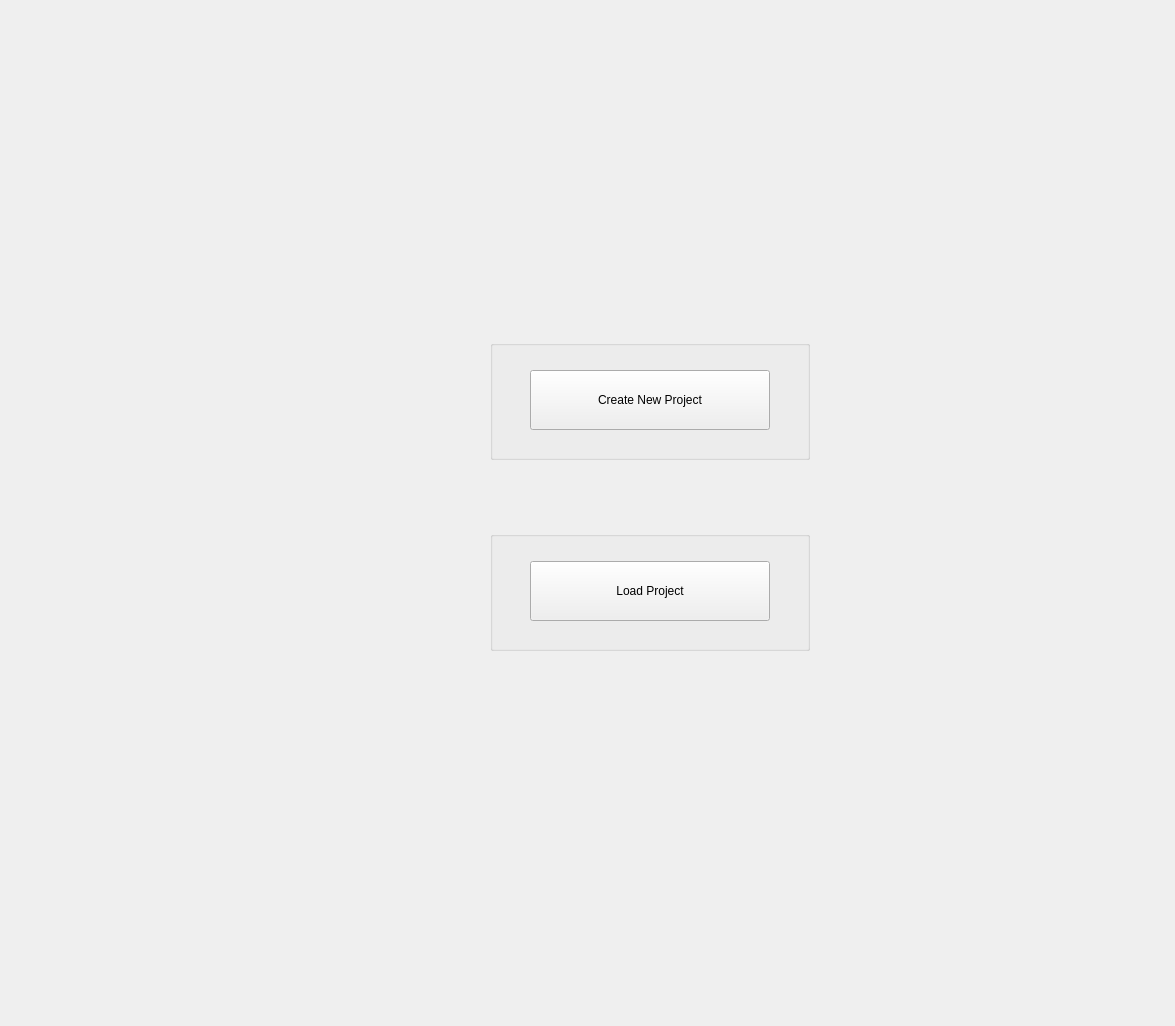
ambrosiasteraceae/cptspy, file gui/uis/home2.ui: the form before one commit.
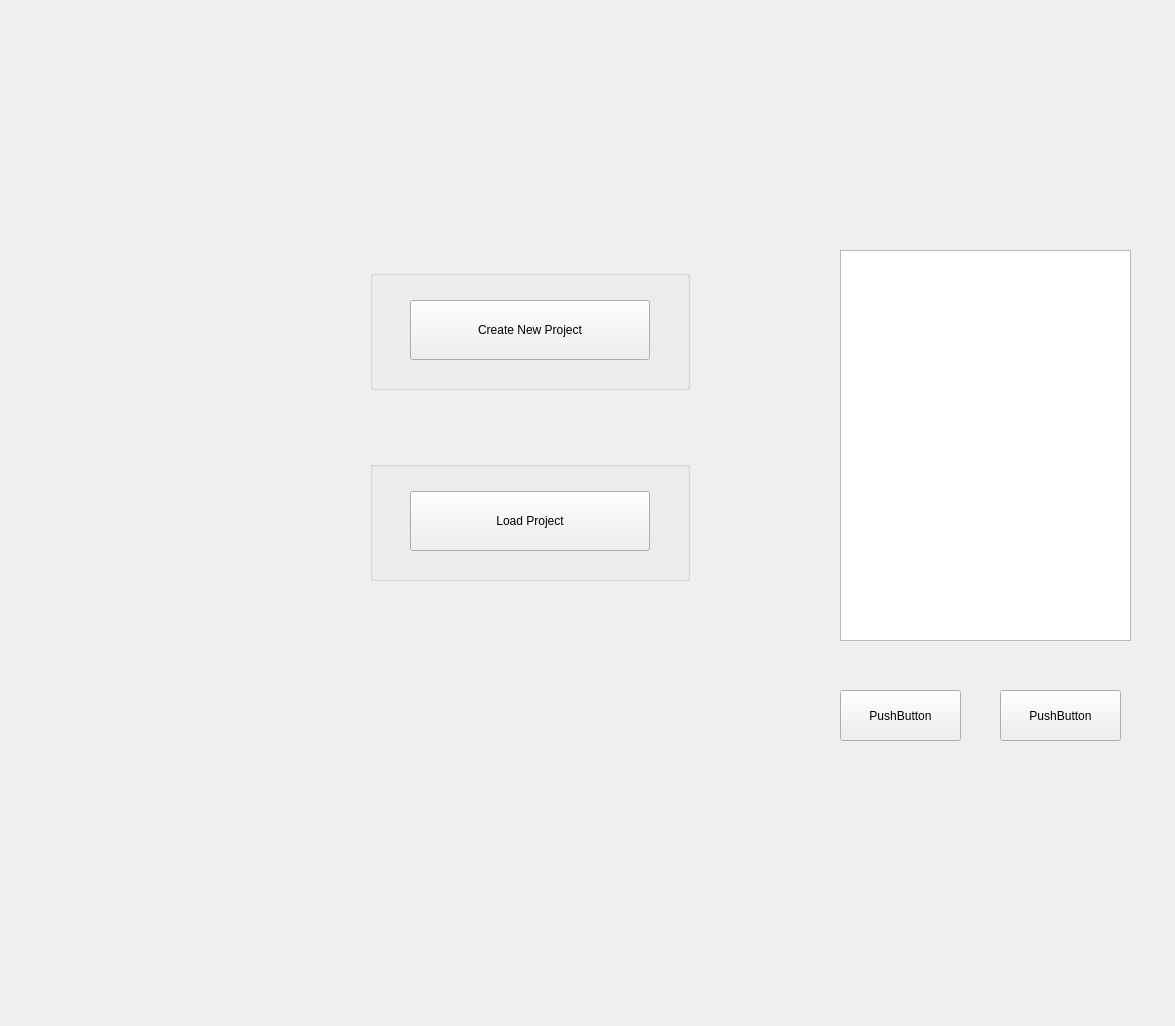
The form after the commit. Custom widgets are drawn as their Qt base class.

Commit message: #Weekend progress. Restructured the code. Made it modular. All widgets load the .ui files Created loading scenarios. there is one small bug when uploading folders in load widget Added plenty of custom messages for user experience Json tree in Proj Requirements needs to be updated, it looks ugly as hell. Report part is still in progress.

```diff
--- a/gui/uis/home2.ui
+++ b/gui/uis/home2.ui
@@ -28,8 +28,8 @@
   <widget class="QWidget" name="verticalLayoutWidget">
    <property name="geometry">
     <rect>
-     <x>400</x>
-     <y>190</y>
+     <x>280</x>
+     <y>120</y>
      <width>501</width>
      <height>611</height>
     </rect>
@@ -239,7 +239,53 @@
     </item>
    </layout>
   </widget>
+  <widget class="TreeView" name="treeView">
+   <property name="enabled">
+    <bool>true</bool>
+   </property>
+   <property name="geometry">
+    <rect>
+     <x>840</x>
+     <y>250</y>
+     <width>291</width>
+     <height>391</height>
+    </rect>
+   </property>
+  </widget>
+  <widget class="QPushButton" name="pushButton">
+   <property name="geometry">
+    <rect>
+     <x>840</x>
+     <y>690</y>
+     <width>121</width>
+     <height>51</height>
+    </rect>
+   </property>
+   <property name="text">
+    <string>PushButton</string>
+   </property>
+  </widget>
+  <widget class="QPushButton" name="pushButton_2">
+   <property name="geometry">
+    <rect>
+     <x>1000</x>
+     <y>690</y>
+     <width>121</width>
+     <height>51</height>
+    </rect>
+   </property>
+   <property name="text">
+    <string>PushButton</string>
+   </property>
+  </widget>
  </widget>
+ <customwidgets>
+  <customwidget>
+   <class>TreeView</class>
+   <extends>QTreeView</extends>
+   <header location="global">newinterfaces</header>
+  </customwidget>
+ </customwidgets>
  <resources/>
  <connections/>
 </ui>
```
The commit also changes 54 other files.
